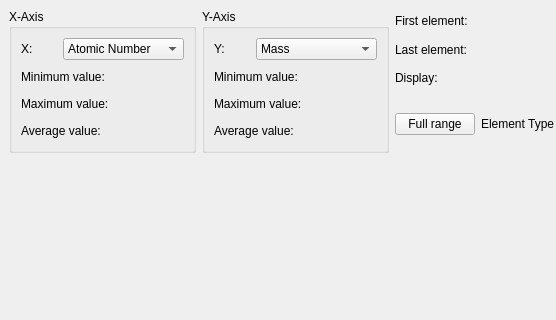
Qt form src/plotsetupwidget.ui (KDE/kalzium) before a commit; both pictures show x 0 to 556 and y 0 to 320 of the 735 by 433 pixel window.
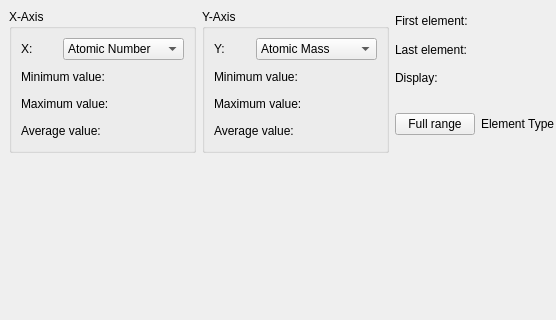
The same form after that commit. Custom widgets are drawn as their Qt base class.

Commit message: fix use of Different names in 'Plot Data' dialog CCBUG:289554

Diff of the .ui file:
```diff
--- a/src/plotsetupwidget.ui
+++ b/src/plotsetupwidget.ui
@@ -270,7 +270,7 @@
           </item>
           <item>
            <property name="text" >
-            <string>Mass</string>
+            <string>Atomic Mass</string>
            </property>
           </item>
           <item>
```
Left out of the diff: 2 changed lines with no effect on the pictures.
